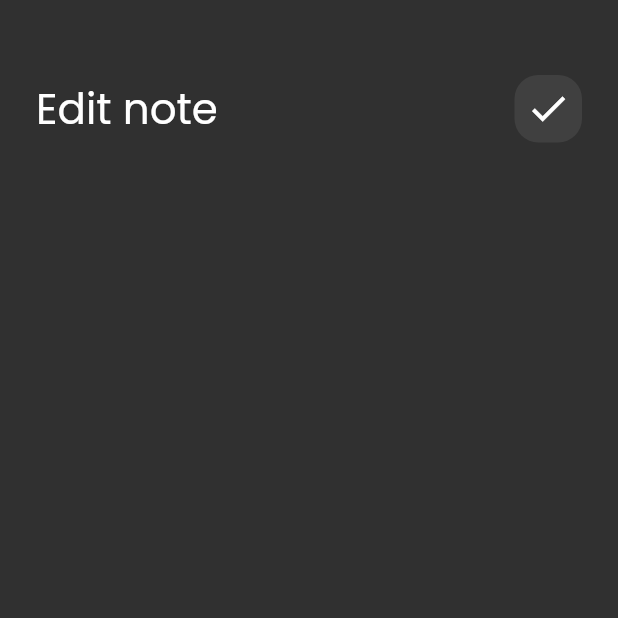
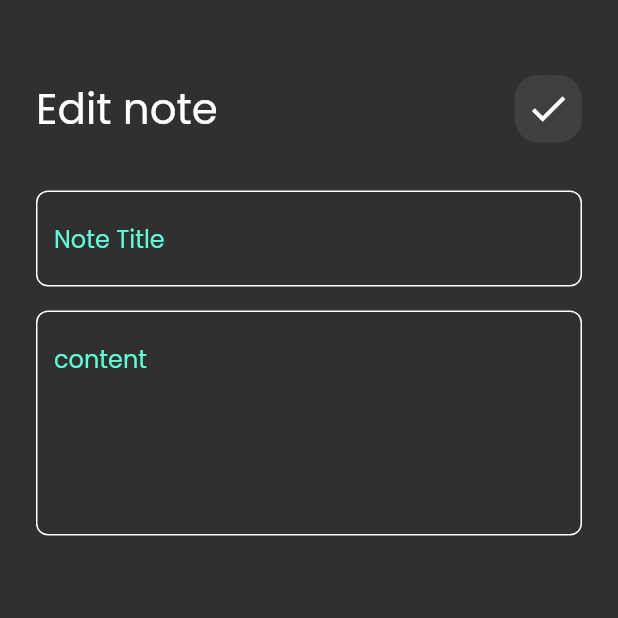
Before and after one commit to AhmedRamy2000/Noto_app, a Flutter app: the EditNoteView screen opened directly, on a phone screen of 412 x 824 dp, the top half of it. Run offline on Flutter 3.47's test engine with Material 2 defaults, Android fonts, the phone set to English and light mode, and no system bars; our stand-ins replace font_awesome_flutter.

Commit message:
edit note view UI

```diff
--- a/lib/views/edit_note_view.dart
+++ b/lib/views/edit_note_view.dart
@@ -6,7 +6,7 @@ class EditNoteView extends StatelessWidget {
 
   @override
   Widget build(BuildContext context) {
-    return Scaffold(
+    return const Scaffold(
       body: EditViewBody(),
     );
   }
--- a/lib/widgets/edit_view_body.dart
+++ b/lib/widgets/edit_view_body.dart
@@ -1,5 +1,7 @@
 import 'package:flutter/material.dart';
 import 'package:notesapp/widgets/custom_app_bar.dart';
+
+import 'package:notesapp/widgets/custom_text_field.dart';
 
 class EditViewBody extends StatelessWidget {
   const EditViewBody({super.key});
@@ -15,6 +17,13 @@ class EditViewBody extends StatelessWidget {
             title: 'Edit note',
             icon: Icons.check,
           ),
+          SizedBox(height: 32),
+          CustonTextField(hint: 'Note Title'),
+          SizedBox(height: 16),
+          CustonTextField(
+            hint: 'content',
+            maxLines: 5,
+          ),
         ],
       ),
     );
```
